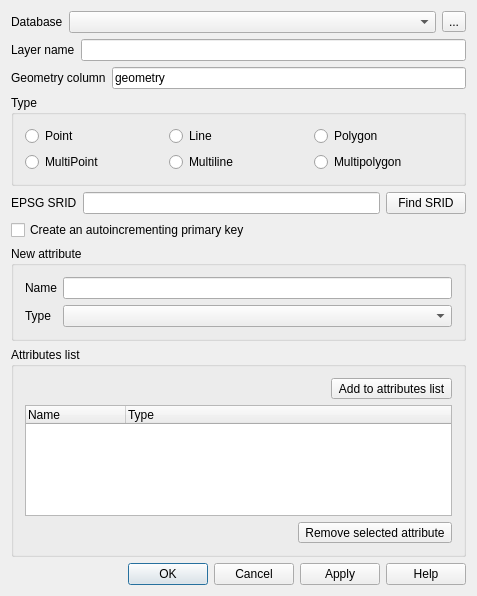
The window that src/ui/qgsnewspatialitelayerdialogbase.ui (qgis/QGIS) describes before a commit, drawn with Qt 5.
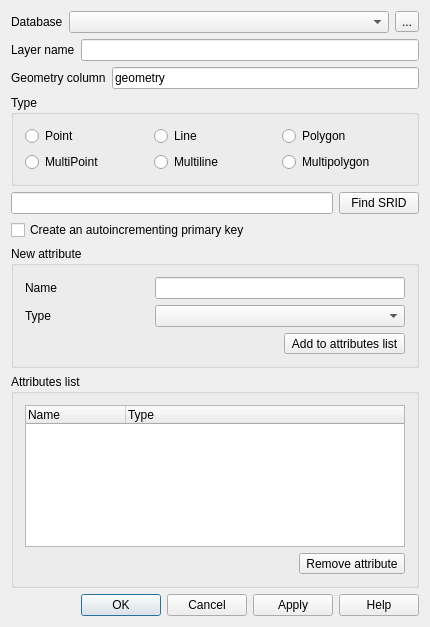
The same window after the commit. Icons and pictures are not drawn.

Commit message: minor UI fix in New SpatiaLite Layer dialog

Diff of the .ui file:
```diff
--- a/src/ui/qgsnewspatialitelayerdialogbase.ui
+++ b/src/ui/qgsnewspatialitelayerdialogbase.ui
@@ -6,8 +6,8 @@
    <rect>
     <x>0</x>
     <y>0</y>
-    <width>477</width>
-    <height>596</height>
+    <width>430</width>
+    <height>627</height>
    </rect>
   </property>
   <property name="sizePolicy">
@@ -191,16 +191,6 @@
    </item>
    <item row="4" column="0">
     <layout class="QHBoxLayout" name="horizontalLayout_3">
-     <item>
-      <widget class="QLabel" name="label_3">
-       <property name="text">
-        <string>EPSG SRID</string>
-       </property>
-       <property name="buddy">
-        <cstring>leSRID</cstring>
-       </property>
-      </widget>
-     </item>
      <item>
       <widget class="QLineEdit" name="leSRID">
        <property name="toolTip">
@@ -264,8 +254,14 @@
         </property>
        </widget>
       </item>
-      <item row="0" column="1">
+      <item row="0" column="1" colspan="2">
        <widget class="QLineEdit" name="mNameEdit">
+        <property name="sizePolicy">
+         <sizepolicy hsizetype="Expanding" vsizetype="Fixed">
+          <horstretch>0</horstretch>
+          <verstretch>0</verstretch>
+         </sizepolicy>
+        </property>
         <property name="toolTip">
          <string>An attribute name</string>
         </property>
@@ -287,7 +283,7 @@
         </property>
        </widget>
       </item>
-      <item row="1" column="1">
+      <item row="1" column="1" colspan="2">
        <widget class="QComboBox" name="mTypeBox">
         <property name="sizePolicy">
          <sizepolicy hsizetype="Expanding" vsizetype="Fixed">
@@ -297,29 +293,7 @@
         </property>
        </widget>
       </item>
-     </layout>
-    </widget>
-   </item>
-   <item row="7" column="0">
-    <widget class="QGroupBox" name="groupBox_2">
-     <property name="title">
-      <string>Attributes list</string>
-     </property>
-     <layout class="QGridLayout" name="gridLayout_3">
-      <item row="0" column="0" colspan="2">
-       <spacer name="horizontalSpacer">
-        <property name="orientation">
-         <enum>Qt::Horizontal</enum>
-        </property>
-        <property name="sizeHint" stdset="0">
-         <size>
-          <width>40</width>
-          <height>20</height>
-         </size>
-        </property>
-       </spacer>
-      </item>
-      <item row="0" column="2">
+      <item row="2" column="2">
        <widget class="QToolButton" name="mAddAttributeButton">
         <property name="sizePolicy">
          <sizepolicy hsizetype="Fixed" vsizetype="Fixed">
@@ -345,6 +319,15 @@
         </property>
        </widget>
       </item>
+     </layout>
+    </widget>
+   </item>
+   <item row="8" column="0">
+    <widget class="QGroupBox" name="groupBox_2">
+     <property name="title">
+      <string>Attributes list</string>
+     </property>
+     <layout class="QGridLayout" name="gridLayout_3">
       <item row="1" column="0" colspan="3">
        <widget class="QTreeWidget" name="mAttributeView">
         <property name="sizePolicy">
@@ -399,7 +382,7 @@
          <string>Delete selected attribute</string>
         </property>
         <property name="text">
-         <string>Remove selected attribute</string>
+         <string>Remove attribute</string>
         </property>
         <property name="icon">
          <iconset>
@@ -413,7 +396,7 @@
      </layout>
     </widget>
    </item>
-   <item row="8" column="0">
+   <item row="9" column="0">
     <widget class="QDialogButtonBox" name="buttonBox">
      <property name="orientation">
       <enum>Qt::Horizontal</enum>
```
Left out of the diff: 1 changed line with no effect on the pictures.
